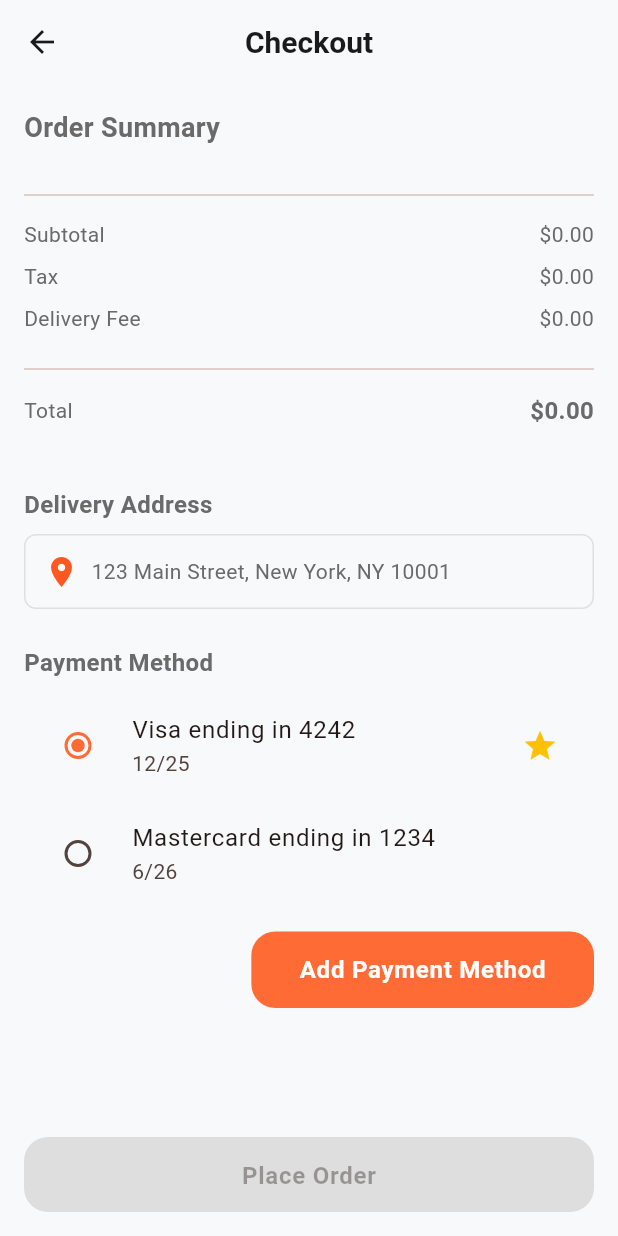
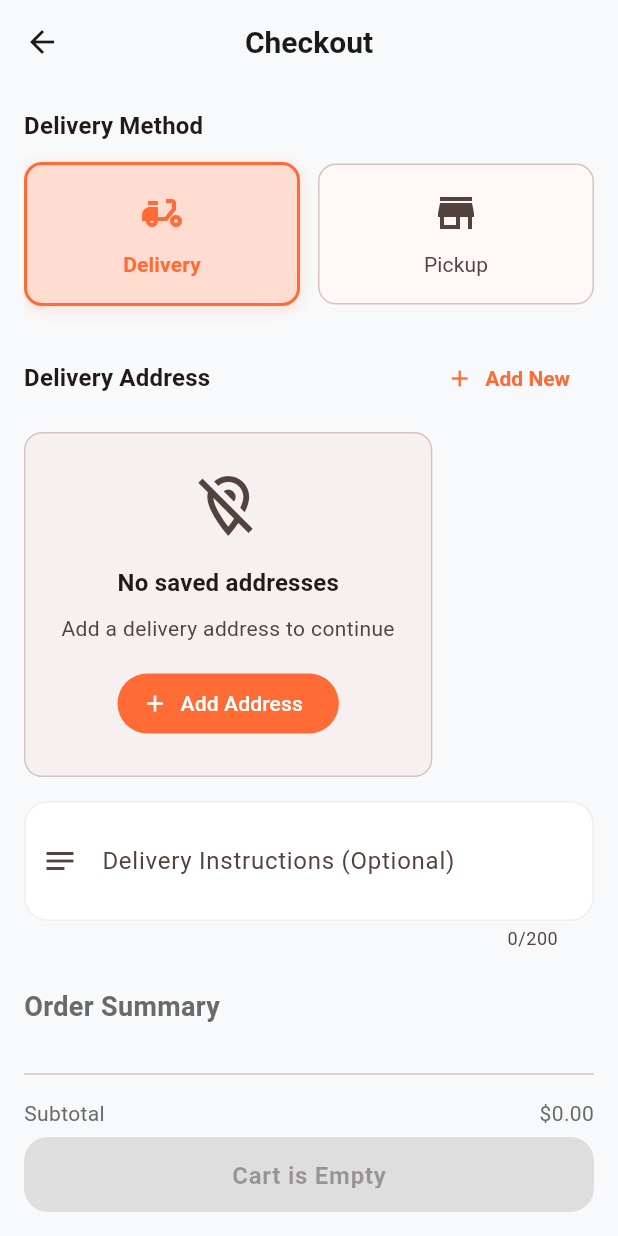
Before and after one commit to BBAltraSonic/NandyFood, a Flutter app: the CheckoutScreen screen opened directly, on a phone screen of 412 x 824 dp. Run offline on Flutter 3.47's test engine with Material 3 defaults, Android fonts, the phone set to English and light mode, and no system bars; our stand-ins replace cached_network_image, carousel_slider, flutter_cache_manager, flutter_dotenv, flutter_local_notifications, flutter_map and 10 more; accounts and stored records are empty; statements that could not run were skipped.

Commit message:
feat(day13-14): Implement cash-only checkout with delivery/pickup options
- Added delivery method selector (delivery vs pickup)
- Created address selector widget for delivery orders
- Implemented cash-only payment (no card integration)
- Added delivery notes field
- Enhanced CartState with delivery method, address, and payment type
- Updated checkout screen with new widgets and flow
- Automatic delivery fee removal for pickup orders
- Dynamic button text based on order type
- Address validation for delivery orders

Day 13-14 complete with enhanced checkout flow

```diff
--- a/lib/features/order/presentation/providers/cart_provider.dart
+++ b/lib/features/order/presentation/providers/cart_provider.dart
@@ -3,6 +3,13 @@ import 'package:food_delivery_app/core/services/database_service.dart';
 import 'package:food_delivery_app/shared/models/order_item.dart';
 import 'package:food_delivery_app/shared/models/menu_item.dart';
 import 'package:food_delivery_app/shared/models/promotion.dart';
+import 'package:food_delivery_app/shared/models/address.dart';
+
+// Enum for delivery method
+enum DeliveryMethod { delivery, pickup }
+
+// Enum for payment method
+enum PaymentMethod { cash, card }
 
 // Cart state class to represent the cart state
 class CartState {
@@ -16,6 +23,11 @@ class CartState {
   final String? selectedPaymentMethodId;
   final bool isLoading;
   final String? errorMessage;
+  final DeliveryMethod deliveryMethod;
+  final Address? selectedAddress;
+  final String? deliveryNotes;
+  final PaymentMethod paymentMethod;
+  final String? restaurantId;
 
   CartState({
     this.items = const [],
@@ -28,6 +40,11 @@ class CartState {
     this.selectedPaymentMethodId,
     this.isLoading = false,
     this.errorMessage,
+    this.deliveryMethod = DeliveryMethod.delivery,
+    this.selectedAddress,
+    this.deliveryNotes,
+    this.paymentMethod = PaymentMethod.cash,
+    this.restaurantId,
   });
 
   CartState copyWith({
@@ -41,6 +58,11 @@ class CartState {
     String? selectedPaymentMethodId,
     bool? isLoading,
     String? errorMessage,
+    DeliveryMethod? deliveryMethod,
+    Address? selectedAddress,
+    String? deliveryNotes,
+    PaymentMethod? paymentMethod,
+    String? restaurantId,
   }) {
     return CartState(
       items: items ?? this.items,
@@ -54,6 +76,11 @@ class CartState {
           selectedPaymentMethodId ?? this.selectedPaymentMethodId,
       isLoading: isLoading ?? this.isLoading,
       errorMessage: errorMessage ?? this.errorMessage,
+      deliveryMethod: deliveryMethod ?? this.deliveryMethod,
+      selectedAddress: selectedAddress ?? this.selectedAddress,
+      deliveryNotes: deliveryNotes ?? this.deliveryNotes,
+      paymentMethod: paymentMethod ?? this.paymentMethod,
+      restaurantId: restaurantId ?? this.restaurantId,
     );
   }
 
@@ -313,6 +340,34 @@ class CartNotifier extends StateNotifier<CartState> {
     state = state.copyWith(selectedPaymentMethodId: paymentMethodId);
   }
 
+  /// Set delivery method
+  void setDeliveryMethod(DeliveryMethod method) {
+    state = state.copyWith(
+      deliveryMethod: method,
+      deliveryFee: method == DeliveryMethod.pickup ? 0.0 : state.deliveryFee,
+    );
+  }
+
+  /// Set selected address
+  void setSelectedAddress(Address? address) {
+    state = state.copyWith(selectedAddress: address);
+  }
+
+  /// Set delivery notes
+  void setDeliveryNotes(String? notes) {
+    state = state.copyWith(deliveryNotes: notes);
+  }
+
+  /// Set payment method
+  void setPaymentMethod(PaymentMethod method) {
+    state = state.copyWith(paymentMethod: method);
+  }
+
+  /// Set restaurant ID
+  void setRestaurantId(String? restaurantId) {
+    state = state.copyWith(restaurantId: restaurantId);
+  }
+
   /// Helper method to compare customizations
   bool _areCustomizationsEqual(
     Map<String, dynamic>? a,
--- a/lib/features/order/presentation/screens/checkout_screen.dart
+++ b/lib/features/order/presentation/screens/checkout_screen.dart
@@ -5,8 +5,11 @@ import 'package:food_delivery_app/features/order/presentation/providers/cart_pro
 import 'package:food_delivery_app/features/order/presentation/providers/order_provider.dart';
 import 'package:food_delivery_app/features/order/presentation/providers/place_order_provider.dart';
 import 'package:food_delivery_app/features/profile/presentation/providers/payment_methods_provider.dart';
+import 'package:food_delivery_app/features/profile/presentation/providers/address_provider.dart';
 import 'package:food_delivery_app/shared/widgets/loading_indicator.dart';
-import 'package:food_delivery_app/shared/widgets/payment_method_selector_widget.dart';
+import 'package:food_delivery_app/features/order/presentation/widgets/delivery_method_selector.dart';
+import 'package:food_delivery_app/features/order/presentation/widgets/address_selector.dart';
+import 'package:food_delivery_app/features/order/presentation/widgets/payment_method_selector_cash.dart';
 
 class CheckoutScreen extends ConsumerWidget {
   const CheckoutScreen({super.key});
@@ -15,11 +18,12 @@ class CheckoutScreen extends ConsumerWidget {
   Widget build(BuildContext context, WidgetRef ref) {
     final cartState = ref.watch(cartProvider);
     final orderNotifier = ref.read(orderProvider.notifier);
-    final paymentMethodsNotifier = ref.read(paymentMethodsProvider.notifier);
+    final addressNotifier = ref.read(addressProvider.notifier);
 
-    // Load payment methods when the screen is built
+    // Load addresses when the screen is built
     WidgetsBinding.instance.addPostFrameCallback((_) {
-      paymentMethodsNotifier.loadPaymentMethods();
+      // Get user ID from auth - for now using placeholder
+      addressNotifier.loadAddresses('user_123');
     });
 
     return Scaffold(
@@ -32,6 +36,15 @@ class CheckoutScreen extends ConsumerWidget {
             Expanded(
               child: ListView(
                 children: [
+                  // Delivery Method Selector
+                  const DeliveryMethodSelector(),
+                  const SizedBox(height: 24),
+
+                  // Address Selector (only for delivery)
+                  const AddressSelector(),
+                  const SizedBox(height: 24),
+
+                  // Order Summary
                   const Text(
                     'Order Summary',
                     style: TextStyle(fontSize: 18, fontWeight: FontWeight.bold),
@@ -73,11 +86,12 @@ class CheckoutScreen extends ConsumerWidget {
                     '\$${cartState.taxAmount.toStringAsFixed(2)}',
                   ),
 
-                  // Delivery fee
-                  _buildSummaryRow(
-                    'Delivery Fee',
-                    '\$${cartState.deliveryFee.toStringAsFixed(2)}',
-                  ),
+                  // Delivery fee (only for delivery)
+                  if (cartState.deliveryMethod == DeliveryMethod.delivery)
+                    _buildSummaryRow(
+                      'Delivery Fee',
+                      '\$${cartState.deliveryFee.toStringAsFixed(2)}',
+                    ),
 
                   // Tip
                   if (cartState.tipAmount > 0)
@@ -104,40 +118,8 @@ class CheckoutScreen extends ConsumerWidget {
 
                   const SizedBox(height: 32),
 
-                  // Delivery address
-                  const Text(
-                    'Delivery Address',
-                    style: TextStyle(fontSize: 16, fontWeight: FontWeight.bold),
-                  ),
-                  const SizedBox(height: 8),
-                  Container(
-                    padding: const EdgeInsets.all(12),
-                    decoration: BoxDecoration(
-                      border: Border.all(color: Colors.grey.shade300),
-                      borderRadius: BorderRadius.circular(8),
-                    ),
-                    child: const Row(
-                      children: [
-                        Icon(Icons.location_on, color: Colors.deepOrange),
-                        SizedBox(width: 8),
-                        Expanded(
-                          child: Text(
-                            '123 Main Street, New York, NY 10001',
-                            style: TextStyle(fontSize: 14),
-                          ),
-                        ),
-                      ],
-                    ),
-                  ),
-
-                  const SizedBox(height: 24),
-
-                  // Payment method selector
-                  PaymentMethodSelectorWidget(
-                    onPaymentMethodSelected: (paymentMethodId) {
-                      // Handle payment method selection
-                    },
-                  ),
+                  // Payment method selector (Cash only)
+                  const PaymentMethodSelectorCash(),
                 ],
               ),
             ),
@@ -147,14 +129,12 @@ class CheckoutScreen extends ConsumerWidget {
               width: double.infinity,
               height: 50,
               child: ElevatedButton(
-                onPressed:
-                    cartState.isLoading ||
-                        cartState.selectedPaymentMethodId == null
-                    ? null
-                    : () => _placeOrder(context, ref),
+                onPressed: _canPlaceOrder(cartState)
+                    ? () => _placeOrder(context, ref)
+                    : null,
                 child: cartState.isLoading
                     ? const LoadingIndicator()
-                    : const Text('Place Order'),
+                    : Text(_getPlaceOrderButtonText(cartState)),
               ),
             ),
           ],
@@ -179,6 +159,27 @@ class CheckoutScreen extends ConsumerWidget {
         ],
       ),
     );
+  }
+
+  bool _canPlaceOrder(CartState cartState) {
+    if (cartState.isLoading || cartState.items.isEmpty) return false;
+
+    // For delivery, must have selected address
+    if (cartState.deliveryMethod == DeliveryMethod.delivery &&
+        cartState.selectedAddress == null) {
+      return false;
+    }
+
+    return true;
+  }
+
+  String _getPlaceOrderButtonText(CartState cartState) {
+    if (cartState.items.isEmpty) return 'Cart is Empty';
+    if (cartState.deliveryMethod == DeliveryMethod.delivery &&
+        cartState.selectedAddress == null) {
+      return 'Select Delivery Address';
+    }
+    return 'Place Order (Cash on ${cartState.deliveryMethod == DeliveryMethod.delivery ? 'Delivery' : 'Pickup'})';
   }
 
   Future<void> _placeOrder(BuildContext context, WidgetRef ref) async {
--- /dev/null
+++ b/lib/features/order/presentation/widgets/address_selector.dart
@@ -0,0 +1,316 @@
+import 'package:flutter/material.dart';
+import 'package:flutter_riverpod/flutter_riverpod.dart';
+import 'package:food_delivery_app/features/order/presentation/providers/cart_provider.dart';
+import 'package:food_delivery_app/features/profile/presentation/providers/address_provider.dart';
+import 'package:food_delivery_app/shared/models/address.dart';
+import 'package:go_router/go_router.dart';
+
+class AddressSelector extends ConsumerWidget {
+  const AddressSelector({super.key});
+
+  @override
+  Widget build(BuildContext context, WidgetRef ref) {
+    final cartState = ref.watch(cartProvider);
+    final cartNotifier = ref.read(cartProvider.notifier);
+    final addressState = ref.watch(addressProvider);
+    final theme = Theme.of(context);
+    final colorScheme = theme.colorScheme;
+
+    // Don't show address selector for pickup
+    if (cartState.deliveryMethod == DeliveryMethod.pickup) {
+      return const SizedBox.shrink();
+    }
+
+    return Column(
+      crossAxisAlignment: CrossAxisAlignment.start,
+      children: [
+        Row(
+          mainAxisAlignment: MainAxisAlignment.spaceBetween,
+          children: [
+            Text(
+              'Delivery Address',
+              style: theme.textTheme.titleMedium?.copyWith(
+                fontWeight: FontWeight.bold,
+              ),
+            ),
+            TextButton.icon(
+              onPressed: () {
+                // Navigate to add address screen
+                context.push('/profile/addresses/add');
+              },
+              icon: const Icon(Icons.add, size: 18),
+              label: const Text('Add New'),
+            ),
+          ],
+        ),
+        const SizedBox(height: 12),
+        if (addressState.isLoading)
+          const Center(
+            child: Padding(
+              padding: EdgeInsets.all(16.0),
+              child: CircularProgressIndicator(),
+            ),
+          )
+        else if (addressState.addresses.isEmpty)
+          _EmptyAddressCard(
+            onAddAddress: () {
+              context.push('/profile/addresses/add');
+            },
+          )
+        else
+          Column(
+            children: [
+              ...addressState.addresses.map(
+                (address) => Padding(
+                  padding: const EdgeInsets.only(bottom: 12.0),
+                  child: _AddressCard(
+                    address: address,
+                    isSelected: cartState.selectedAddress?.id == address.id,
+                    onSelect: () {
+                      cartNotifier.setSelectedAddress(address);
+                    },
+                    onEdit: () {
+                      context.push('/profile/addresses/edit/${address.id}');
+                    },
+                  ),
+                ),
+              ),
+            ],
+          ),
+        const SizedBox(height: 16),
+        _DeliveryNotesField(
+          initialValue: cartState.deliveryNotes,
+          onChanged: (notes) {
+            cartNotifier.setDeliveryNotes(notes);
+          },
+        ),
+      ],
+    );
+  }
+}
+
+class _AddressCard extends StatelessWidget {
+  final Address address;
+  final bool isSelected;
+  final VoidCallback onSelect;
+  final VoidCallback onEdit;
+
+  const _AddressCard({
+    required this.address,
+    required this.isSelected,
+    required this.onSelect,
+    required this.onEdit,
+  });
+
+  @override
+  Widget build(BuildContext context) {
+    final theme = Theme.of(context);
+    final colorScheme = theme.colorScheme;
+
+    return InkWell(
+      onTap: onSelect,
+      borderRadius: BorderRadius.circular(12),
+      child: AnimatedContainer(
+        duration: const Duration(milliseconds: 200),
+        padding: const EdgeInsets.all(16),
+        decoration: BoxDecoration(
+          color: isSelected
+              ? colorScheme.primaryContainer.withValues(alpha: 0.3)
+              : colorScheme.surface,
+          border: Border.all(
+            color: isSelected
+                ? colorScheme.primary
+                : colorScheme.outlineVariant,
+            width: isSelected ? 2 : 1,
+          ),
+          borderRadius: BorderRadius.circular(12),
+        ),
+        child: Row(
+          children: [
+            Icon(
+              _getIconForAddressType(address.type),
+              color: isSelected
+                  ? colorScheme.primary
+                  : colorScheme.onSurfaceVariant,
+            ),
+            const SizedBox(width: 12),
+            Expanded(
+              child: Column(
+                crossAxisAlignment: CrossAxisAlignment.start,
+                children: [
+                  Row(
+                    children: [
+                      Text(
+                        _getLabelForAddressType(address.type),
+                        style: theme.textTheme.titleSmall?.copyWith(
+                          fontWeight: FontWeight.bold,
+                          color: isSelected
+                              ? colorScheme.primary
+                              : null,
+                        ),
+                      ),
+                      if (address.isDefault) ...[
+                        const SizedBox(width: 8),
+                        Container(
+                          padding: const EdgeInsets.symmetric(
+                            horizontal: 6,
+                            vertical: 2,
+                          ),
+                          decoration: BoxDecoration(
+                            color: colorScheme.secondaryContainer,
+                            borderRadius: BorderRadius.circular(4),
+                          ),
+                          child: Text(
+                            'Default',
+                            style: theme.textTheme.labelSmall?.copyWith(
+                              color: colorScheme.onSecondaryContainer,
+                            ),
+                          ),
+                        ),
+                      ],
+                    ],
+                  ),
+                  const SizedBox(height: 4),
+                  Text(
+                    '${address.street}${address.apartment != null ? ', ${address.apartment}' : ''}',
+                    style: theme.textTheme.bodyMedium,
+                  ),
+                  Text(
+                    '${address.city}, ${address.state} ${address.zipCode}',
+                    style: theme.textTheme.bodySmall?.copyWith(
+                      color: colorScheme.onSurfaceVariant,
+                    ),
+                  ),
+                  if (address.deliveryInstructions != null) ...[
+                    const SizedBox(height: 4),
+                    Text(
+                      address.deliveryInstructions!,
+                      style: theme.textTheme.bodySmall?.copyWith(
+                        color: colorScheme.onSurfaceVariant,
+                        fontStyle: FontStyle.italic,
+                      ),
+                      maxLines: 2,
+                      overflow: TextOverflow.ellipsis,
+                    ),
+                  ],
+                ],
+              ),
+            ),
+            IconButton(
+              onPressed: onEdit,
+              icon: Icon(
+                Icons.edit_outlined,
+                size: 20,
+                color: colorScheme.onSurfaceVariant,
+              ),
+              tooltip: 'Edit address',
+            ),
+          ],
+        ),
+      ),
+    );
+  }
+
+  IconData _getIconForAddressType(AddressType type) {
+    switch (type) {
+      case AddressType.home:
+        return Icons.home_outlined;
+      case AddressType.work:
+        return Icons.work_outline;
+      case AddressType.other:
+        return Icons.location_on_outlined;
+    }
+  }
+
+  String _getLabelForAddressType(AddressType type) {
+    switch (type) {
+      case AddressType.home:
+        return 'Home';
+      case AddressType.work:
+        return 'Work';
+      case AddressType.other:
+        return 'Other';
+    }
+  }
+}
+
+class _EmptyAddressCard extends StatelessWidget {
+  final VoidCallback onAddAddress;
+
+  const _EmptyAddressCard({required this.onAddAddress});
+
+  @override
+  Widget build(BuildContext context) {
+    final theme = Theme.of(context);
+    final colorScheme = theme.colorScheme;
+
+    return Container(
+      padding: const EdgeInsets.all(24),
+      decoration: BoxDecoration(
+        color: colorScheme.surfaceContainerHighest.withValues(alpha: 0.3),
+        border: Border.all(
+          color: colorScheme.outlineVariant,
+          style: BorderStyle.solid,
+        ),
+        borderRadius: BorderRadius.circular(12),
+      ),
+      child: Column(
+        children: [
+          Icon(
+            Icons.location_off_outlined,
+            size: 48,
+            color: colorScheme.onSurfaceVariant,
+          ),
+          const SizedBox(height: 16),
+          Text(
+            'No saved addresses',
+            style: theme.textTheme.titleMedium?.copyWith(
+              fontWeight: FontWeight.bold,
+            ),
+          ),
+          const SizedBox(height: 8),
+          Text(
+            'Add a delivery address to continue',
+            style: theme.textTheme.bodyMedium?.copyWith(
+              color: colorScheme.onSurfaceVariant,
+            ),
+            textAlign: TextAlign.center,
+          ),
+          const SizedBox(height: 16),
+          FilledButton.icon(
+            onPressed: onAddAddress,
+            icon: const Icon(Icons.add),
+            label: const Text('Add Address'),
+          ),
+        ],
+      ),
+    );
+  }
+}
+
+class _DeliveryNotesField extends StatelessWidget {
+  final String? initialValue;
+  final ValueChanged<String> onChanged;
+
+  const _DeliveryNotesField({
+    this.initialValue,
+    required this.onChanged,
+  });
+
+  @override
+  Widget build(BuildContext context) {
+    return TextField(
+      controller: TextEditingController(text: initialValue),
+      decoration: const InputDecoration(
+        labelText: 'Delivery Instructions (Optional)',
+        hintText: 'e.g., Ring the doorbell, Leave at door',
+        prefixIcon: Icon(Icons.notes_outlined),
+        border: OutlineInputBorder(),
+      ),
+      maxLines: 2,
+      maxLength: 200,
+      onChanged: onChanged,
+      textCapitalization: TextCapitalization.sentences,
+    );
+  }
+}
--- /dev/null
+++ b/lib/features/order/presentation/widgets/delivery_method_selector.dart
@@ -0,0 +1,128 @@
+import 'package:flutter/material.dart';
+import 'package:flutter_riverpod/flutter_riverpod.dart';
+import 'package:food_delivery_app/features/order/presentation/providers/cart_provider.dart';
+
+class DeliveryMethodSelector extends ConsumerWidget {
+  const DeliveryMethodSelector({super.key});
+
+  @override
+  Widget build(BuildContext context, WidgetRef ref) {
+    final cartState = ref.watch(cartProvider);
+    final cartNotifier = ref.read(cartProvider.notifier);
+    final theme = Theme.of(context);
+
+    return Column(
+      crossAxisAlignment: CrossAxisAlignment.start,
+      children: [
+        Text(
+          'Delivery Method',
+          style: theme.textTheme.titleMedium?.copyWith(
+            fontWeight: FontWeight.bold,
+          ),
+        ),
+        const SizedBox(height: 12),
+        Row(
+          children: [
+            Expanded(
+              child: _MethodCard(
+                icon: Icons.delivery_dining,
+                label: 'Delivery',
+                isSelected: cartState.deliveryMethod == DeliveryMethod.delivery,
+                onTap: () {
+                  cartNotifier.setDeliveryMethod(DeliveryMethod.delivery);
+                  // Calculate delivery fee when switching to delivery
+                  if (cartState.deliveryFee == 0.0) {
+                    cartNotifier.setDeliveryFee(2.99); // Default delivery fee
+                  }
+                },
+              ),
+            ),
+            const SizedBox(width: 12),
+            Expanded(
+              child: _MethodCard(
+                icon: Icons.store,
+                label: 'Pickup',
+                isSelected: cartState.deliveryMethod == DeliveryMethod.pickup,
+                onTap: () {
+                  cartNotifier.setDeliveryMethod(DeliveryMethod.pickup);
+                },
+              ),
+            ),
+          ],
+        ),
+      ],
+    );
+  }
+}
+
+class _MethodCard extends StatelessWidget {
+  final IconData icon;
+  final String label;
+  final bool isSelected;
+  final VoidCallback onTap;
+
+  const _MethodCard({
+    required this.icon,
+    required this.label,
+    required this.isSelected,
+    required this.onTap,
+  });
+
+  @override
+  Widget build(BuildContext context) {
+    final theme = Theme.of(context);
+    final colorScheme = theme.colorScheme;
+
+    return InkWell(
+      onTap: onTap,
+      borderRadius: BorderRadius.circular(12),
+      child: AnimatedContainer(
+        duration: const Duration(milliseconds: 200),
+        padding: const EdgeInsets.all(16),
+        decoration: BoxDecoration(
+          color: isSelected
+              ? colorScheme.primaryContainer
+              : colorScheme.surface,
+          border: Border.all(
+            color: isSelected
+                ? colorScheme.primary
+                : colorScheme.outlineVariant,
+            width: isSelected ? 2 : 1,
+          ),
+          borderRadius: BorderRadius.circular(12),
+          boxShadow: isSelected
+              ? [
+                  BoxShadow(
+                    color: colorScheme.primary.withValues(alpha: 0.2),
+                    blurRadius: 8,
+                    offset: const Offset(0, 2),
+                  )
+                ]
+              : null,
+        ),
+        child: Column(
+          mainAxisSize: MainAxisSize.min,
+          children: [
+            Icon(
+              icon,
+              size: 32,
+              color: isSelected
+                  ? colorScheme.primary
+                  : colorScheme.onSurfaceVariant,
+            ),
+            const SizedBox(height: 8),
+            Text(
+              label,
+              style: theme.textTheme.titleSmall?.copyWith(
+                color: isSelected
+                    ? colorScheme.primary
+                    : colorScheme.onSurfaceVariant,
+                fontWeight: isSelected ? FontWeight.bold : FontWeight.normal,
+              ),
+            ),
+          ],
+        ),
+      ),
+    );
+  }
+}
```
Also changed, not shown: lib/features/order/presentation/widgets/payment_method_selector_cash.dart (added, +108 -0 lines).
